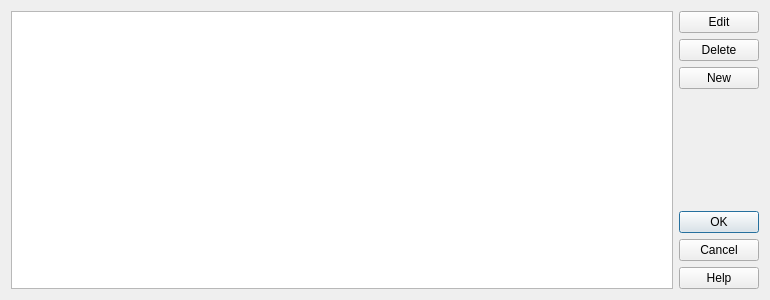
Qt form src/bookmarklisteditor.ui (rweather/tvguide) before a commit.
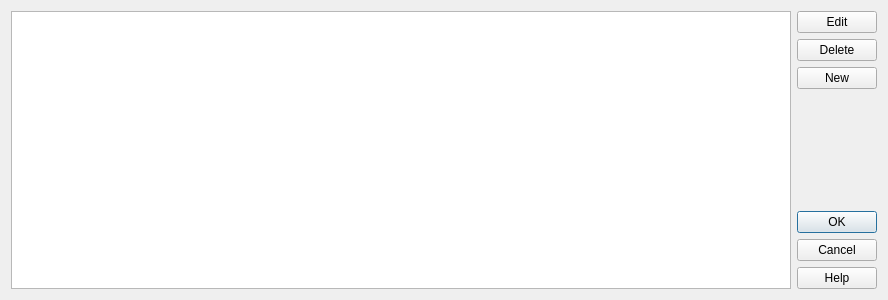
The same form after that commit.

```diff
--- a/src/bookmarklisteditor.ui
+++ b/src/bookmarklisteditor.ui
@@ -6,7 +6,7 @@
    <rect>
     <x>0</x>
     <y>0</y>
-    <width>770</width>
+    <width>888</width>
     <height>300</height>
    </rect>
   </property>
```
